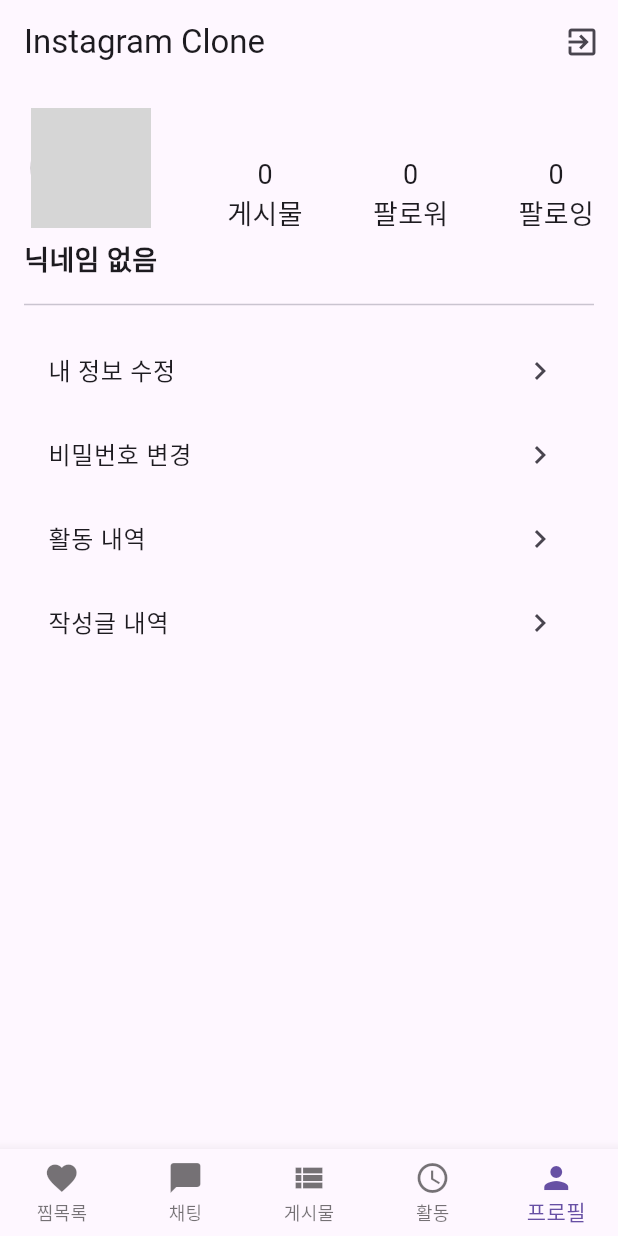
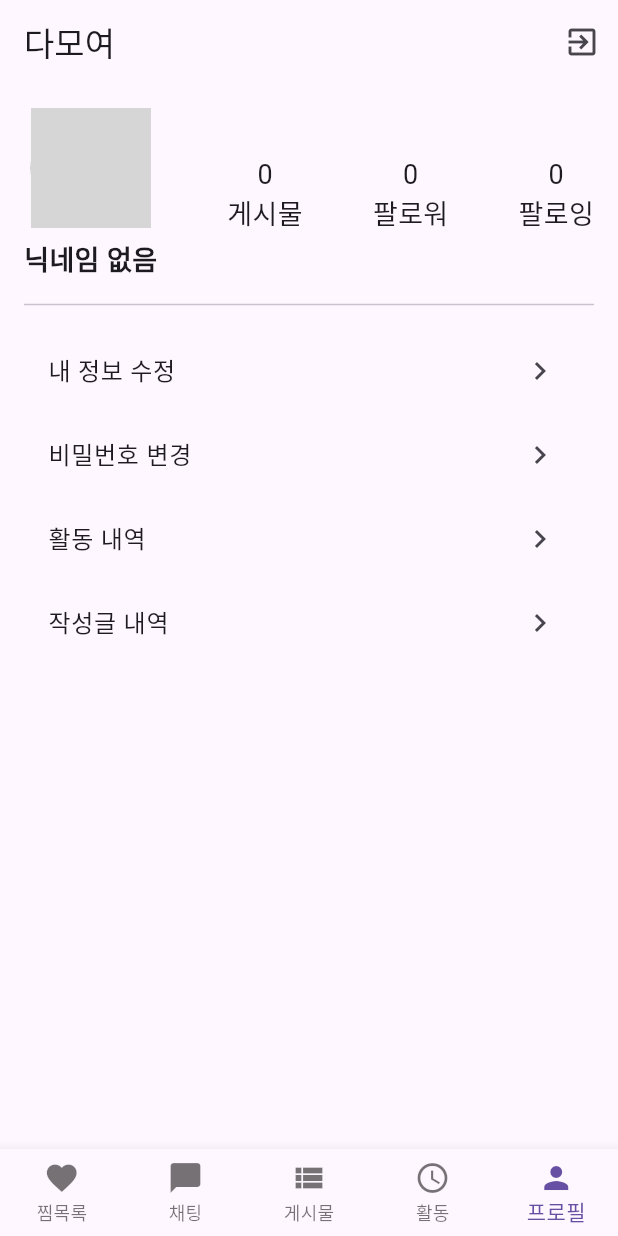
Before and after one commit to Damoyeo/Damoyeo, a Flutter app: the screen it shows once a user with an empty profile is signed in, item 5 of the bottom bar chosen, on a phone screen of 412 x 824 dp. Run offline on Flutter 3.47's test engine with Material 3 defaults, Android fonts, the phone set to English and light mode, and no system bars; our stand-ins replace cached_network_image, cloud_firestore, currency_text_input_formatter, firebase_auth, firebase_core, firebase_messaging and 3 more; missing offline and left inert: firebase_app_check, kpostal; accounts and stored records are empty; network calls fail; grey boxes are pictures that could not be loaded.

Commit message:
FIX: 작성자의 프로필 페이지에서 '내 정보 수정', '비밀번호 변경' 노출 오류 수정

```diff
--- a/lib/tab/account/account_page.dart
+++ b/lib/tab/account/account_page.dart
@@ -14,6 +14,7 @@ class AccountPage extends StatefulWidget {
 }
 
 class _AccountPageState extends State<AccountPage> {
+  String? _currentUserId; // 현재 로그인된 사용자 ID
   String? _profileImageUrl; // 현재 프로필 이미지 URL
   String? _nickname; // 닉네임
   int _posts = 0; // 게시물 수
@@ -23,6 +24,7 @@ class _AccountPageState extends State<AccountPage> {
   @override
   void initState() {
     super.initState();
+    _currentUserId = FirebaseAuth.instance.currentUser?.uid; // 현재 로그인한 사용자 ID 가져오기
     _loadUserProfileData();
   }
 
@@ -53,15 +55,19 @@ class _AccountPageState extends State<AccountPage> {
 
   @override
   Widget build(BuildContext context) {
+    final isCurrentUser = _currentUserId == widget.userId; // 현재 프로필이 본인인지 확인
+
     return Scaffold(
       appBar: AppBar(
-        title: const Text('Instagram Clone'),
-        actions: [
+        title: const Text('다모여'),
+        actions: isCurrentUser
+            ? [
           IconButton(
             onPressed: () => _logout(context), // 로그아웃 함수 호출
             icon: const Icon(Icons.exit_to_app),
           ),
-        ],
+        ]
+            : null,
       ),
       body: Padding(
         padding: const EdgeInsets.all(16.0),
@@ -79,8 +85,8 @@ class _AccountPageState extends State<AccountPage> {
                           height: 80,
                           child: CircleAvatar(
                             backgroundImage: _profileImageUrl != null
-                                ? Image.network(_profileImageUrl!).image
-                                : const AssetImage('assets/default_profile.png'),
+                                ? NetworkImage(_profileImageUrl!)
+                                : const AssetImage('assets/default_profile.png') as ImageProvider,
                             backgroundColor: Colors.grey,
                           ),
                         ),
@@ -138,24 +144,24 @@ class _AccountPageState extends State<AccountPage> {
             Expanded(
               child: ListView(
                 children: [
+                  if (isCurrentUser) // 본인 프로필일 때만 보이도록 조건 추가
                     ListTile(
                       title: const Text('내 정보 수정'),
                       trailing: const Icon(Icons.chevron_right),
                       onTap: () async {
-                      // 내 정보 수정 페이지로 이동
                         final result = await Navigator.of(context).push(
-                        MaterialPageRoute(builder: (context) => EditProfilePage()),
+                          MaterialPageRoute(builder: (context) => const EditProfilePage()),
                         );
 
-                      // 프로필 정보가 갱신되었을 경우에만 이미지 즉시 다시 로드
                         if (result == true) {
-                        _loadUserProfileData(); // 프로필 데이터 갱신
+                          _loadUserProfileData();
                           ScaffoldMessenger.of(context).showSnackBar(
                             const SnackBar(content: Text('프로필이 업데이트되었습니다.')),
                           );
                         }
                       },
                     ),
+                  if (isCurrentUser) // 본인 프로필일 때만 보이도록 조건 추가
                     const ListTile(
                       title: Text('비밀번호 변경'),
                       trailing: Icon(Icons.chevron_right),
```
Lines whose indentation alone changed are shown as unchanged.
